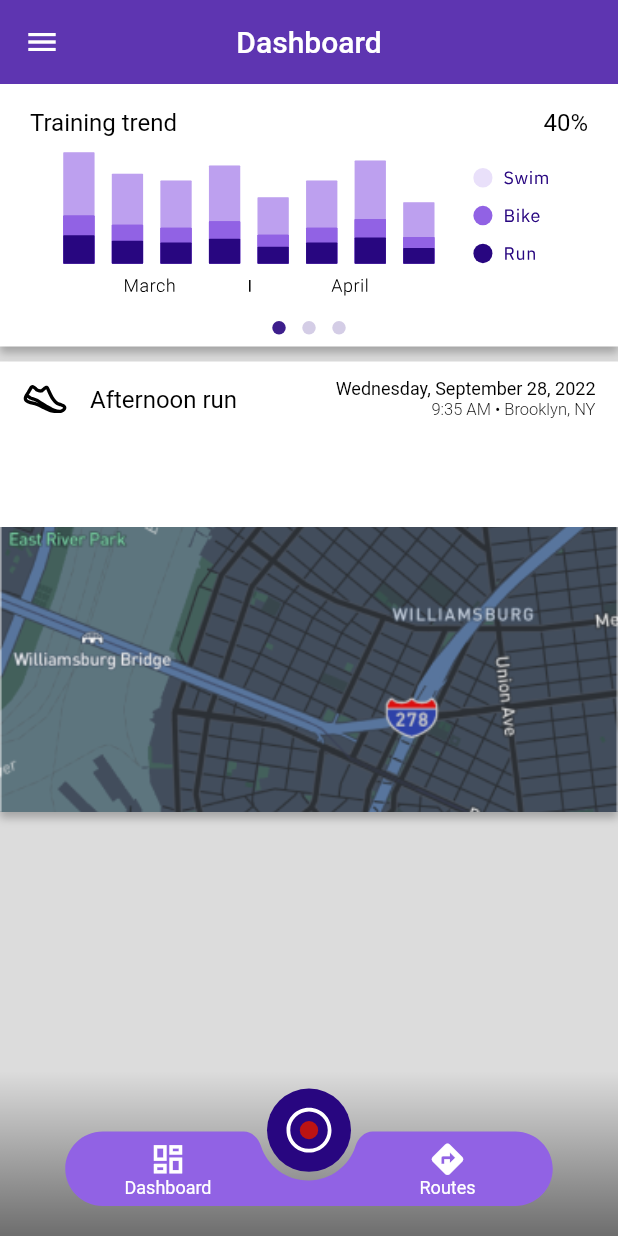
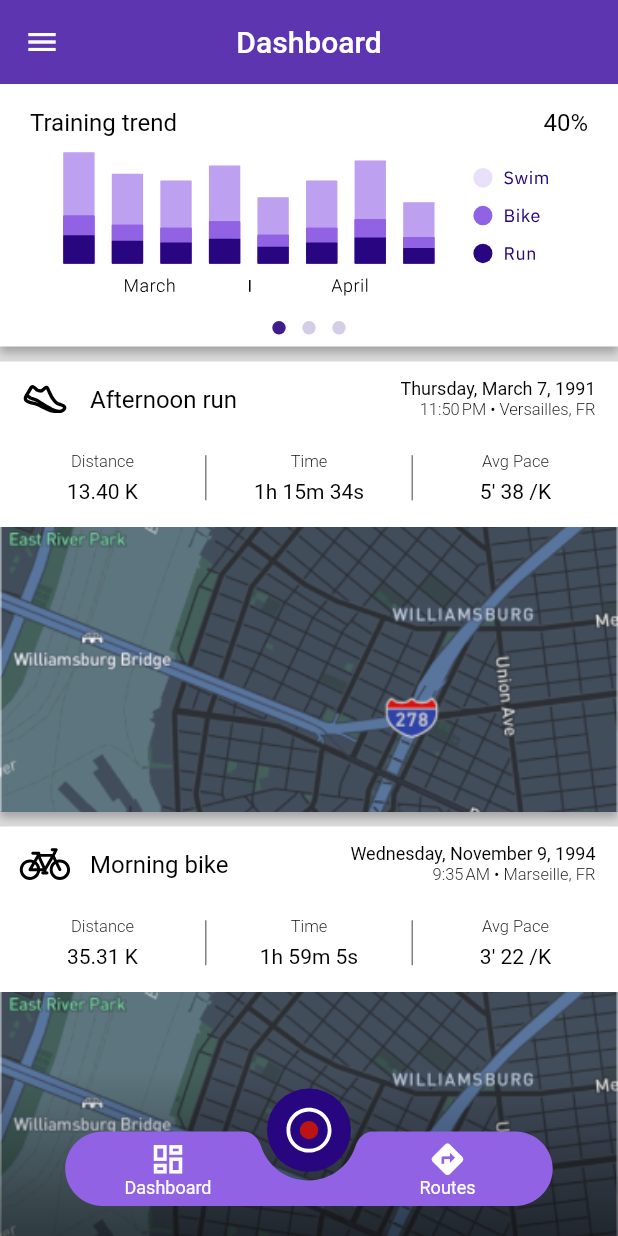
Before and after one commit to gabdeum/race_tracker, a Flutter app: the screen it shows after launch, on a phone screen of 412 x 824 dp. Run offline on Flutter 3.47's test engine with Material 2 defaults, Android fonts, the phone set to English and light mode, and no system bars; drawn by our look-alikes of carousel_slider; our stand-ins replace flutter_svg, location, sqflite; accounts and stored records are empty.

Commit message:
Activity card: Finished Activity Card using Map placeholder + created ListView.builder

```diff
--- a/lib/pages/dashboard.dart
+++ b/lib/pages/dashboard.dart
@@ -1,9 +1,8 @@
 import 'package:flutter/material.dart';
-import 'package:flutter_svg/flutter_svg.dart';
 import '../services/activity.dart';
+import '../services/activity_card.dart';
 import '../widgets/bottom_bar.dart';
 import '../widgets/carousel.dart';
-import '../services/colors.dart';
 
 class Dashboard extends StatelessWidget {
 
@@ -21,7 +20,7 @@ class Dashboard extends StatelessWidget {
   };
 
   final List<Activity> activityHistory = [
-    Activity(activityId: 'activity01', activityName: 'Afternoon run', activityType: 'run', activityDateTime: DateTime(1991, 3, 7, 23, 50), activityLocation: {"locationName" : "Versailles, FR"}, activityDistance: 13400, activityMovingTime: 6456),
+    Activity(activityId: 'activity01', activityName: 'Afternoon run', activityType: 'run', activityDateTime: DateTime(1991, 3, 7, 23, 50), activityLocation: {"locationName" : "Versailles, FR"}, activityDistance: 13400, activityMovingTime: 4534),
     Activity(activityId: 'activity02', activityName: 'Morning bike', activityType: 'bike', activityDateTime: DateTime(1994, 11, 9, 9, 35), activityLocation: {"locationName" : "Marseille, FR"}, activityDistance: 35309, activityMovingTime: 7145),
     Activity(activityId: 'activity03', activityName: 'Noon swim', activityType: 'swim', activityDateTime: DateTime(2024, 5, 4, 12, 13), activityLocation: {"locationName" : "Brooklyn, NY"}, activityDistance: 530, activityMovingTime: 2124),
   ];
@@ -34,38 +33,23 @@ class Dashboard extends StatelessWidget {
         title: const Text('Dashboard'),
       ),
       drawer: const Drawer(),
-      bottomNavigationBar: const BottomBar(),
-      body: Column(
+      body: Stack(
+        alignment: AlignmentDirectional.bottomEnd,
         children: [
-          CarouselWithIndicator(context: context, trainingTrend: 40, personalBestTimes: personalBestTimes,),
-          const SizedBox(height: 10,),
-          Container(
-            height: 300,
-            decoration: const BoxDecoration(
-              color: primaryTextColor,
-              boxShadow: [BoxShadow(color: Color.fromRGBO(0, 0, 0, 0.25), blurRadius: 4.0, spreadRadius: 0.0, offset: Offset(0, 4.0),)],
-            ),
-            child: Column(children: [
-              const SizedBox(height: 5,),
-              Row(crossAxisAlignment: CrossAxisAlignment.center ,children: [
-                const SizedBox(width: 10,),
-                SvgPicture.asset('assets/custom_icons/${activityHistory[0].activityType}_icon.svg', width: 40,),
-                const SizedBox(width: 10,),
-                Text(activityHistory[0].activityName, style: Theme.of(context).textTheme.titleMedium,),
-                const Expanded(child: SizedBox(height: 40,)),
-                Column(crossAxisAlignment: CrossAxisAlignment.end,children: [
-                    Text('Wednesday, September 28, 2022', style: Theme.of(context).textTheme.bodySmall, textAlign: TextAlign.end,),
-                    Text('9:35 AM • Brooklyn, NY', style: Theme.of(context).textTheme.labelMedium, textAlign: TextAlign.end,)
-                  ],),
-                const SizedBox(width: 15,),
-              ],),
-              Expanded(child: Row(crossAxisAlignment: CrossAxisAlignment.center, mainAxisAlignment: MainAxisAlignment.spaceEvenly,
-                children: [
-
-                ],)),
-              Image.asset('assets/placeholders/routeMap.png', width: MediaQuery.of(context).size.width, height: 190, fit: BoxFit.cover,)
-            ],),
+          Column(
+            children: [
+              CarouselWithIndicator(context: context, trainingTrend: 40, personalBestTimes: personalBestTimes,),
+              Expanded(
+                child: ListView.builder(
+                    scrollDirection: Axis.vertical,
+                    shrinkWrap: true,
+                    itemCount: activityHistory.length,
+                    itemBuilder: (context, index) => ActivityCard(activity: activityHistory[index])
+                ),
+              )
+            ],
           ),
+          const BottomBar(),
         ],
       )
     );
--- /dev/null
+++ b/lib/services/activity_card.dart
@@ -0,0 +1,95 @@
+import 'package:flutter/material.dart';
+import 'package:flutter_svg/svg.dart';
+import 'package:intl/intl.dart';
+import 'activity.dart';
+import 'colors.dart';
+
+class ActivityCard extends StatelessWidget {
+  const ActivityCard({
+    Key? key,
+    required this.activity,
+  }) : super(key: key);
+
+  final Activity activity;
+
+  @override
+  Widget build(BuildContext context) {
+    return Column(
+      children: [
+        const SizedBox(height: 10,),
+        Container(
+          height: 300,
+          decoration: const BoxDecoration(
+            color: primaryTextColor,
+            boxShadow: [BoxShadow(color: Color.fromRGBO(0, 0, 0, 0.25), blurRadius: 4.0, spreadRadius: 0.0, offset: Offset(0, 4.0),)],
+          ),
+          child: Column(children: [
+            const SizedBox(height: 5,),
+            Row(crossAxisAlignment: CrossAxisAlignment.center ,children: [
+              const SizedBox(width: 10,),
+              SvgPicture.asset('assets/custom_icons/${activity.activityType}_icon.svg', width: 40,),
+              const SizedBox(width: 10,),
+              Text(activity.activityName, style: Theme.of(context).textTheme.titleMedium,),
+              const Expanded(child: SizedBox(height: 40,)),
+              Column(crossAxisAlignment: CrossAxisAlignment.end,children: [
+                Text(DateFormat.yMMMMEEEEd().format(activity.activityDateTime), style: Theme.of(context).textTheme.bodySmall, textAlign: TextAlign.end,),
+                Text('${DateFormat.jm().format(activity.activityDateTime)} • ${activity.activityLocation['locationName']}', style: Theme.of(context).textTheme.labelMedium, textAlign: TextAlign.end,)
+              ],),
+              const SizedBox(width: 15,),
+            ],),
+            Expanded(child: Row(crossAxisAlignment: CrossAxisAlignment.center, mainAxisAlignment: MainAxisAlignment.spaceEvenly,
+              children: [
+                Expanded(child: Column(crossAxisAlignment: CrossAxisAlignment.center, mainAxisAlignment: MainAxisAlignment.center, children: [
+                  Text('Distance', style: Theme.of(context).textTheme.labelMedium,),
+                  const SizedBox(height: 5,),
+                  Text(activity.activityType != 'swim' ? '${((activity.activityDistance) / 1000).toStringAsFixed(2)} K'
+                      : '${activity.activityDistance.toString()} m', style: Theme.of(context).textTheme.bodyMedium,),
+                ],)),
+                Container(color: const Color.fromRGBO(0, 0, 0, 0.5), height: 30, width: 1,),
+                Expanded(child: Column(crossAxisAlignment: CrossAxisAlignment.center, mainAxisAlignment: MainAxisAlignment.center, children: [
+                  Text('Time', style: Theme.of(context).textTheme.labelMedium,),
+                  const SizedBox(height: 5,),
+                  Text(formatMovingTime(activity.activityMovingTime), style: Theme.of(context).textTheme.bodyMedium,),
+                ],)),
+                Container(color: const Color.fromRGBO(0, 0, 0, 0.5), height: 30, width: 1,),
+                Expanded(child: Column(crossAxisAlignment: CrossAxisAlignment.center, mainAxisAlignment: MainAxisAlignment.center, children: [
+                  Text('Avg Pace', style: Theme.of(context).textTheme.labelMedium,),
+                  const SizedBox(height: 5,),
+                  Text(formatPace(activity.activityMovingTime, activity.activityDistance), style: Theme.of(context).textTheme.bodyMedium,),
+                ],)),
+              ],)),
+            Image.asset('assets/placeholders/activity01.png', width: MediaQuery.of(context).size.width, height: 190, fit: BoxFit.cover,)
+          ],),
+        ),
+      ],
+    );
+  }
+
+  String formatMovingTime(int movingTime){
+
+    String formattedTime = '';
+
+    int h = movingTime ~/ 3600;
+    int m = (movingTime % 3600) ~/ 60;
+    int s = (movingTime % 60);
+
+    formattedTime = h != 0 ? h.toString() + 'h ' + m.toString() + 'm ' + s.toString() + 's' : (m != 0 ? m.toString() + 'm ' + s.toString() + 's' : s.toString() + 's');
+
+    return formattedTime;
+  }
+
+  String formatPace(int movingTime, int distance){
+
+    String formattedPace = "";
+
+    double pace = movingTime * 1000 / (distance * 60);
+    int paceMin = pace.truncate();
+    int paceSec = ((pace - paceMin) * 60).round();
+
+    formattedPace = paceMin.toString() + "' " + paceSec.toString() + " /K";
+
+    return formattedPace;
+
+  }
+
+}
--- a/pubspec.yaml
+++ b/pubspec.yaml
@@ -39,6 +39,7 @@ dependencies:
   sqflite: ^2.0.2
   flutter_svg: ^1.0.3
   carousel_slider: ^4.1.1
+  intl: ^0.17.0
 
 dev_dependencies:
   flutter_test:
```
Also changed, not shown: assets/placeholders/activity01.png (renamed from assets/placeholders/routeMap.png), assets/placeholders/activity02.png (added), assets/placeholders/activity03.png (added), pubspec.lock.
